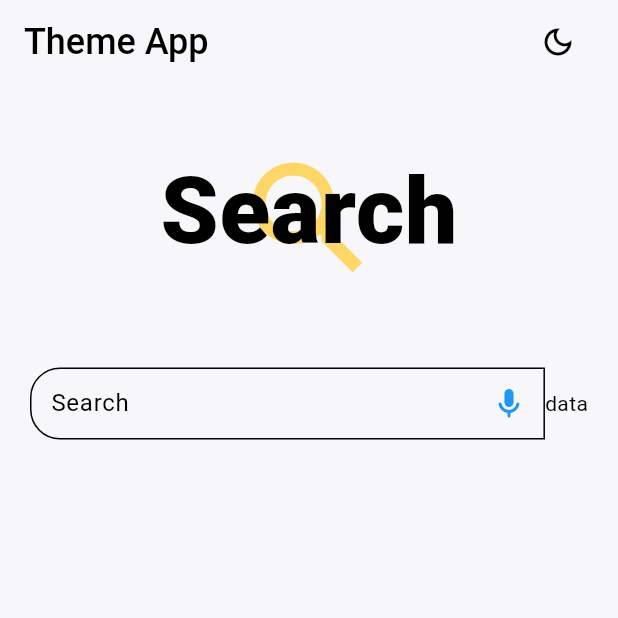
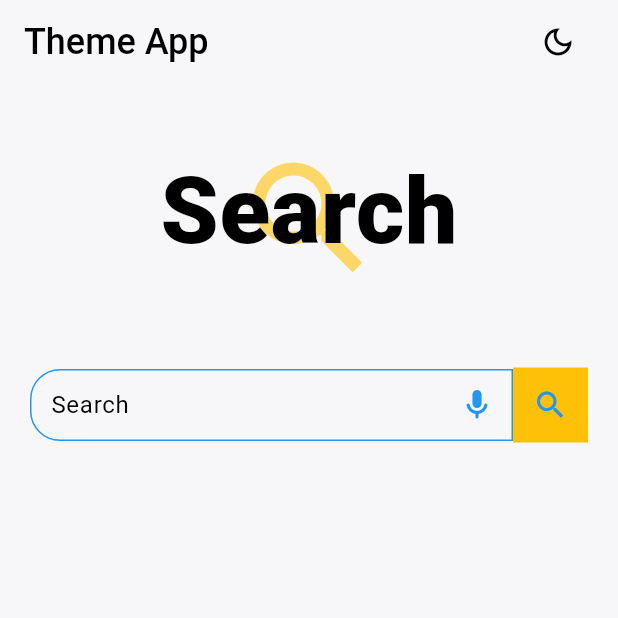
Before and after one commit to kwakyebrilliant/theme_app, a Flutter app: the screen it shows after launch, on a phone screen of 412 x 824 dp, the top half of it. Run offline on Flutter 3.47's test engine with Material 3 defaults, Android fonts, the phone set to English and light mode, and no system bars; our stand-ins replace shared_preferences.

Commit message:
screen updated

```diff
--- a/lib/screen.dart
+++ b/lib/screen.dart
@@ -116,20 +116,14 @@ class _ScreenState extends State<Screen> {
                         ),
                       ),
                       enabledBorder: OutlineInputBorder(
-                        borderSide: BorderSide(
-                          color: Theme.of(context).colorScheme.inversePrimary,
-                          width: 1.0,
-                        ),
+                        borderSide: BorderSide(color: Colors.blue, width: 1.0),
                         borderRadius: BorderRadius.only(
                           topLeft: Radius.circular(20.0),
                           bottomLeft: Radius.circular(20.0),
                         ),
                       ),
                       focusedBorder: OutlineInputBorder(
-                        borderSide: BorderSide(
-                          color: Theme.of(context).colorScheme.inversePrimary,
-                          width: 1.0,
-                        ),
+                        borderSide: BorderSide(color: Colors.blue, width: 1.0),
                         borderRadius: BorderRadius.only(
                           topLeft: Radius.circular(20.0),
                           bottomLeft: Radius.circular(20.0),
@@ -146,7 +140,12 @@ class _ScreenState extends State<Screen> {
                     ),
                   ),
                 ),
-                Text('data'),
+                Container(
+                  height: 50.0,
+                  width: 50.0,
+                  decoration: BoxDecoration(color: Colors.amber),
+                  child: Center(child: Icon(Icons.search, color: Colors.blue)),
+                ),
               ],
             ),
           ),
```
